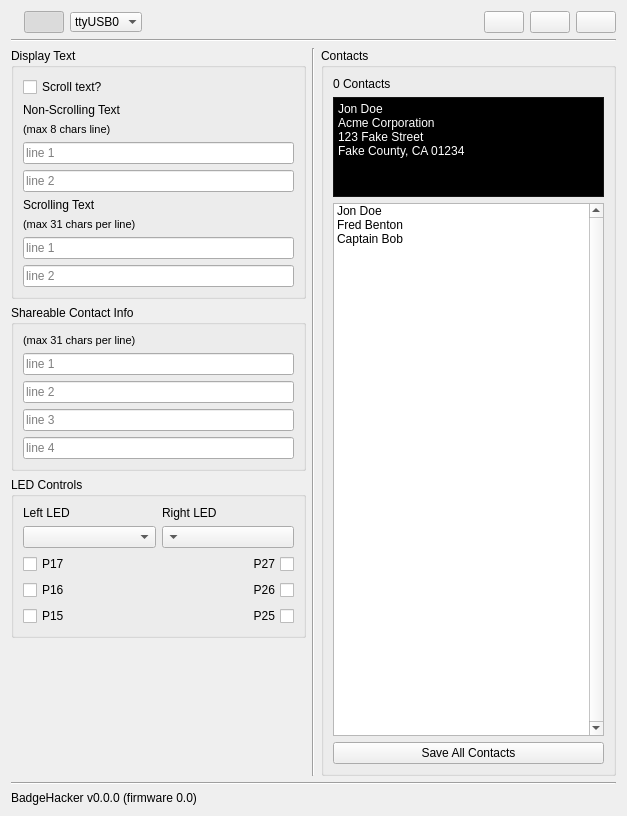
First picture: the form in src/badgehacker.ui, repository parallaxinc/BadgeHacker, before the edit.
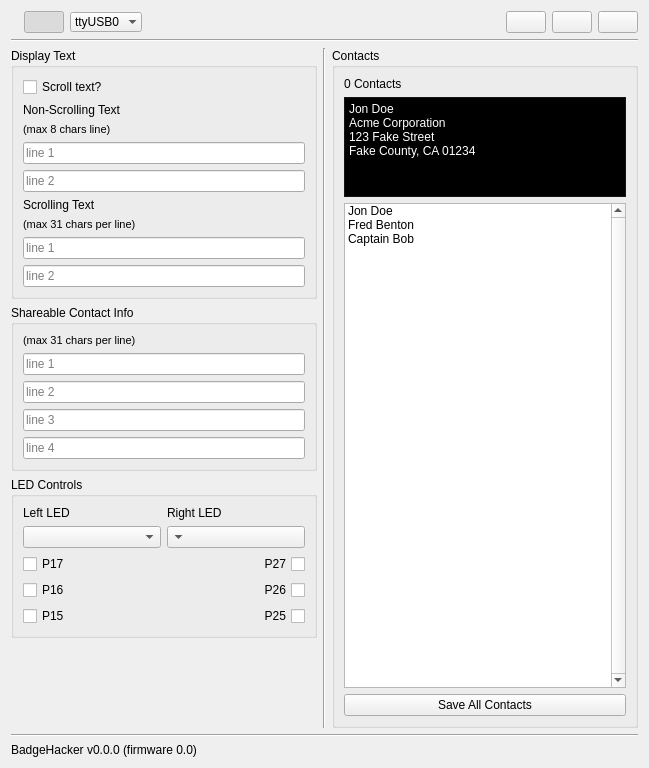
Second picture: the form after the edit. Icons and pictures are not drawn.

What changed in the file:
```diff
--- a/src/badgehacker.ui
+++ b/src/badgehacker.ui
@@ -6,8 +6,8 @@
    <rect>
     <x>0</x>
     <y>0</y>
-    <width>627</width>
-    <height>816</height>
+    <width>649</width>
+    <height>768</height>
    </rect>
   </property>
   <property name="windowTitle">
@@ -549,16 +549,10 @@
        </property>
        <property name="minimumSize">
         <size>
-         <width>250</width>
+         <width>200</width>
          <height>0</height>
         </size>
        </property>
-       <property name="maximumSize">
-        <size>
-         <width>300</width>
-         <height>16777215</height>
-        </size>
-       </property>
        <property name="title">
         <string>Contacts</string>
        </property>
```
